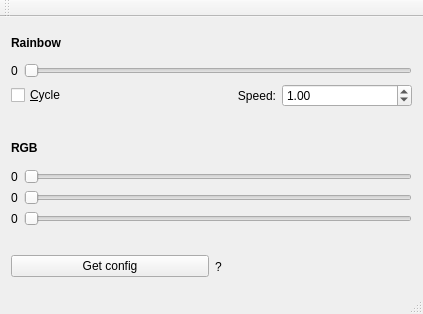
hacxman/ledky-qt, file mainwindow.ui: the form before one commit.
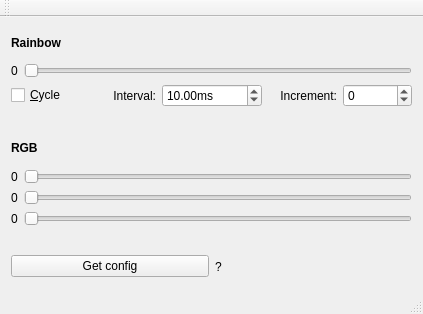
The form after the commit.

Commit message: ui: interval and increment

Patch:
```diff
--- a/mainwindow.ui
+++ b/mainwindow.ui
@@ -83,7 +83,7 @@
           <item>
            <widget class="QLabel" name="label_6">
             <property name="text">
-             <string>Speed:</string>
+             <string>Interval:</string>
             </property>
             <property name="alignment">
              <set>Qt::AlignRight|Qt::AlignTrailing|Qt::AlignVCenter</set>
@@ -92,11 +92,37 @@
           </item>
           <item>
            <widget class="QDoubleSpinBox" name="spnSpeed">
+            <property name="suffix">
+             <string>ms</string>
+            </property>
+            <property name="maximum">
+             <double>100000.000000000000000</double>
+            </property>
             <property name="singleStep">
              <double>0.100000000000000</double>
             </property>
             <property name="value">
-             <double>1.000000000000000</double>
+             <double>10.000000000000000</double>
+            </property>
+           </widget>
+          </item>
+          <item>
+           <widget class="QLabel" name="label_9">
+            <property name="text">
+             <string>Increment:</string>
+            </property>
+            <property name="alignment">
+             <set>Qt::AlignRight|Qt::AlignTrailing|Qt::AlignVCenter</set>
+            </property>
+           </widget>
+          </item>
+          <item>
+           <widget class="QSpinBox" name="spnInc">
+            <property name="minimum">
+             <number>-500</number>
+            </property>
+            <property name="maximum">
+             <number>500</number>
             </property>
            </widget>
           </item>
```
